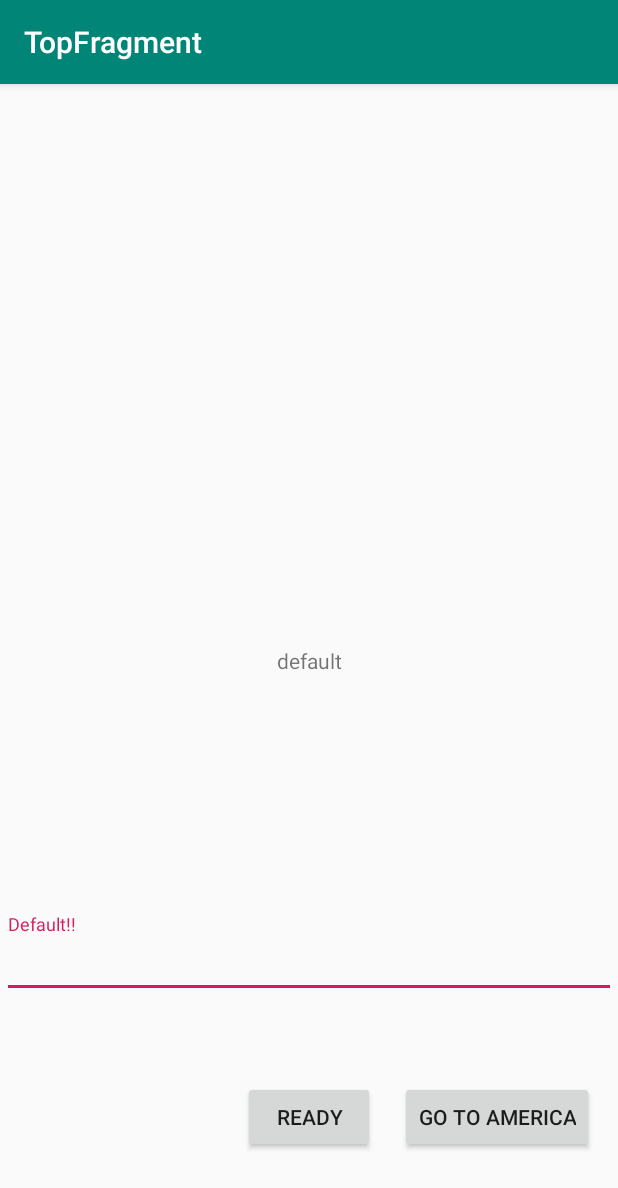
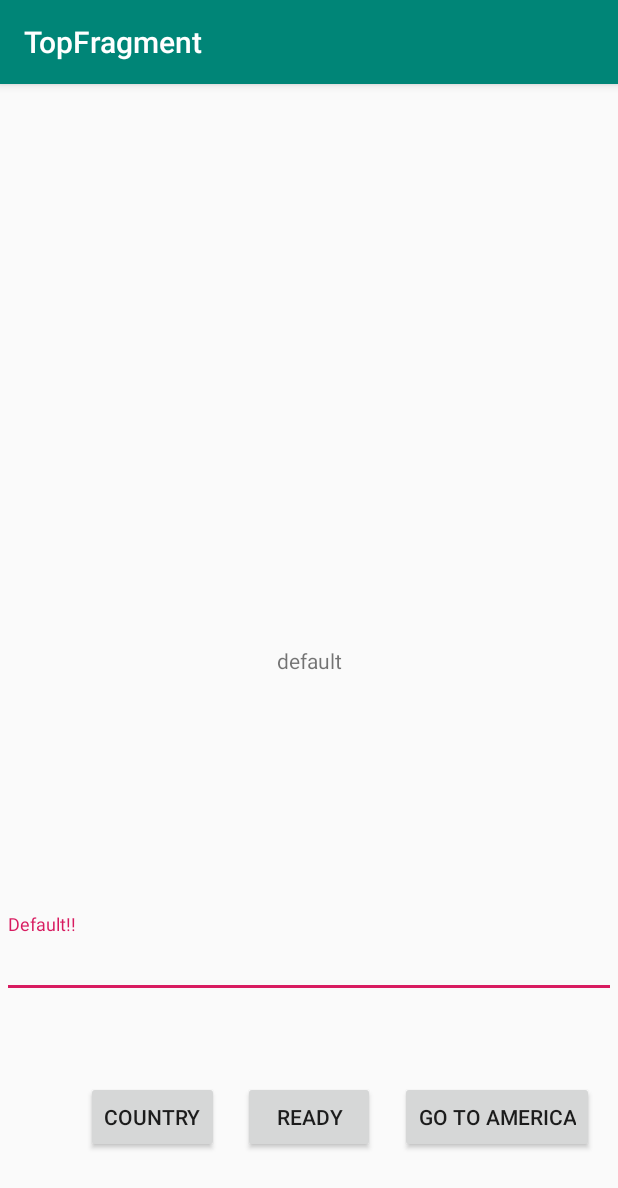
Before and after one commit to mogmet/TravelTest, an Android app: the screen it shows after launch (MainActivity), on a phone screen of 412 x 824 dp. Shown: the top 1188 px of the screen. Run offline under Robolectric (Android 15) with nearby library versions, the phone set to English and light mode, and no system bars; our stand-ins replace data binding, navigation-ui.

Commit message:
[add] nestedを実装

```diff
--- a/app/src/main/java/com/mogmet/traveltest/fragment/TopFragment.kt
+++ b/app/src/main/java/com/mogmet/traveltest/fragment/TopFragment.kt
@@ -42,5 +42,8 @@ class TopFragment : Fragment() {
         binding.goToAmericaButton.setOnClickListener {
             findNavController().navigate(R.id.action_topFragment_to_americaFragment)
         }
+        binding.countryButton.setOnClickListener {
+            findNavController().navigate(R.id.action_topFragment_to_nested_nav_graph_detail)
+        }
     }
 }
--- a/app/src/main/res/layout/fragment_top.xml
+++ b/app/src/main/res/layout/fragment_top.xml
@@ -61,5 +61,15 @@
             app:layout_constraintEnd_toEndOf="parent"
             app:layout_constraintStart_toEndOf="@+id/button"
             app:layout_constraintTop_toTopOf="@+id/button" />
+
+        <Button
+            android:id="@+id/countryButton"
+            android:layout_width="wrap_content"
+            android:layout_height="wrap_content"
+            android:layout_marginEnd="16dp"
+            android:text="country"
+            app:layout_constraintBottom_toBottomOf="@+id/button"
+            app:layout_constraintEnd_toStartOf="@+id/button"
+            app:layout_constraintTop_toTopOf="@+id/button" />
     </androidx.constraintlayout.widget.ConstraintLayout>
 </layout>
--- a/app/src/main/res/navigation/nav_graph.xml
+++ b/app/src/main/res/navigation/nav_graph.xml
@@ -10,9 +10,13 @@
         <action
             android:id="@+id/action_topFragment_to_americaFragment"
             app:destination="@id/americaFragment" />
+        <action
+            android:id="@+id/action_topFragment_to_nested_nav_graph_detail"
+            app:destination="@id/nested_nav_graph_detail" />
     </fragment>
     <fragment
         android:id="@+id/americaFragment"
         android:name="com.mogmet.traveltest.fragment.AmericaFragment"
         android:label="AmericaFragment" />
+    <include app:graph="@navigation/nested_nav_graph_detail" />
 </navigation>
--- /dev/null
+++ b/app/src/main/res/navigation/nested_nav_graph_detail.xml
@@ -0,0 +1,13 @@
+<?xml version="1.0" encoding="utf-8"?>
+<navigation xmlns:android="http://schemas.android.com/apk/res/android"
+    xmlns:app="http://schemas.android.com/apk/res-auto"
+    xmlns:tools="http://schemas.android.com/tools"
+    android:id="@+id/nested_nav_graph_detail"
+    app:startDestination="@id/countryFragment">
+
+    <fragment
+        android:id="@+id/countryFragment"
+        android:name="com.mogmet.traveltest.fragment.CountryFragment"
+        android:label="fragment_country"
+        tools:layout="@layout/fragment_country" />
+</navigation>
```
Also changed, not shown: app/src/main/java/com/mogmet/traveltest/fragment/CountryFragment.kt (added, +33 -0 lines), app/src/main/java/com/mogmet/traveltest/fragment/CountryViewModel.kt (added, +7 -0 lines), app/src/main/res/layout/fragment_country.xml (added, +13 -0 lines).
